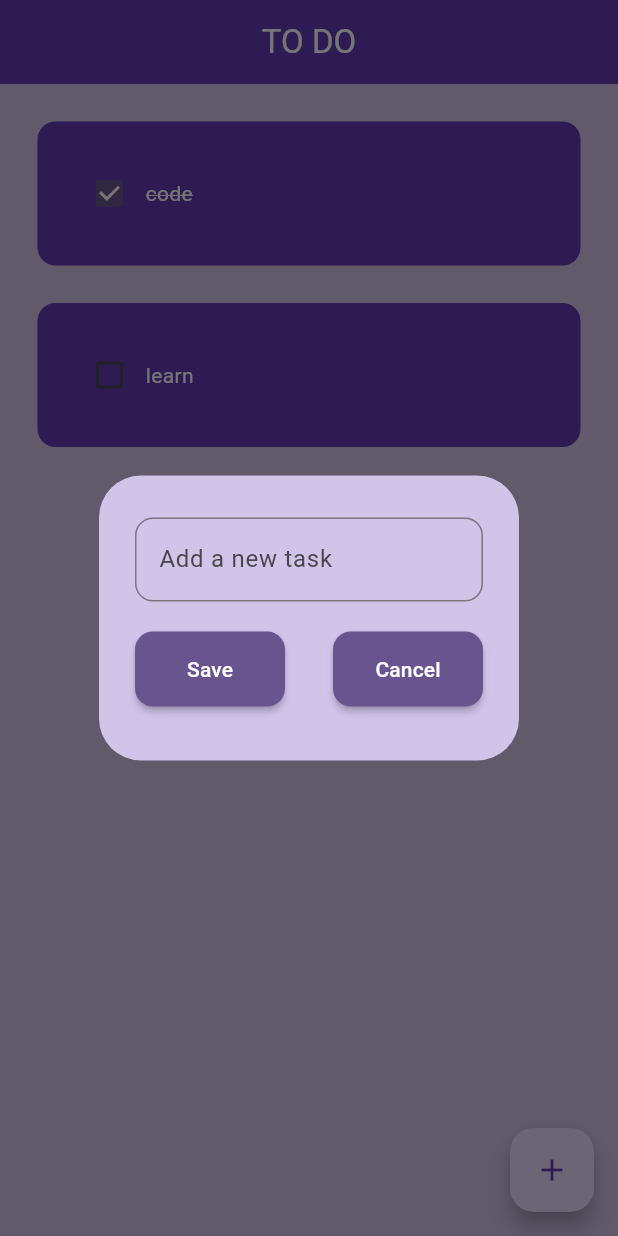
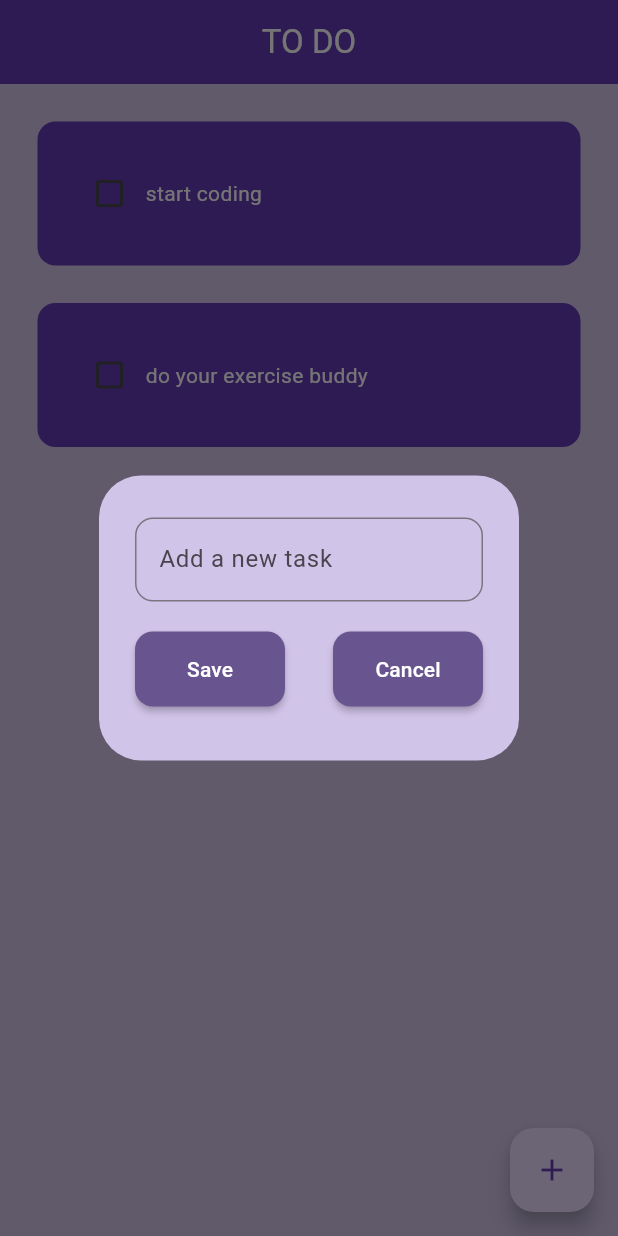
Before and after one commit to arshakebrahim/todoapp, a Flutter app: the screen it shows after launch, after a tap on the "add" icon, on a phone screen of 412 x 824 dp. Run offline on Flutter 3.47's test engine with Material 3 defaults, Android fonts, the phone set to English and light mode, and no system bars; drawn by our look-alikes of flutter_slidable; our stand-ins replace hive, hive_flutter; accounts and stored records are empty.

Commit message:
app successfully completed

```diff
--- /dev/null
+++ b/lib/data/database.dart
@@ -0,0 +1,27 @@
+import 'package:hive_flutter/hive_flutter.dart';
+
+class ToDoDataBase{
+  List toDolist = [];
+
+// reference hive
+final _myBox = Hive.box('mybox');
+
+// default data when the app opens first time ever
+void createInitialData(){
+  toDolist = [
+    ["start coding", false],
+    ["do your exercise buddy", false]
+  ];
+}
+
+//load data from the database
+void loadData(){
+  toDolist = _myBox.get("TODOLIST");
+}
+
+//update database
+void updateDataBase(){
+  _myBox.put("TODOLIST", toDolist);
+}
+
+}
--- a/lib/main.dart
+++ b/lib/main.dart
@@ -1,7 +1,14 @@
 import 'package:flutter/material.dart';
+import 'package:hive_flutter/hive_flutter.dart';
 import 'package:todoapp/pages/homescreen.dart';
 
-void main() {
+void main() async{
+  //initiallize hive
+await Hive.initFlutter();
+//create a box ie. database
+var box = await Hive.openBox('mybox');
+
+
   runApp(const MyApp());
 }
 
--- a/lib/pages/homescreen.dart
+++ b/lib/pages/homescreen.dart
@@ -1,4 +1,6 @@
 import 'package:flutter/material.dart';
+import 'package:hive/hive.dart';
+import 'package:todoapp/data/database.dart';
 import 'package:todoapp/utils/dialog_box.dart';
 
 import '../utils/todo_tile.dart';
@@ -11,26 +13,37 @@ class Homescreen extends StatefulWidget {
 }
 
 class _HomescreenState extends State<Homescreen> {
+  //reference hive
+  final _myBox = Hive.box('mybox');
+  ToDoDataBase db = ToDoDataBase();
+
+  @override
+  void initState() {
+    // TODO: implement initState
+   if(_myBox.get("TODOLIST") == null){
+    db.createInitialData();
+   } else{
+    db.loadData();
+   }
+    super.initState();
+  }
   //text controller
   final _controller = TextEditingController();
-//list of items
-  List toDolist = [
-    ["code", true],
-    ["learn", false]
-  ];
 
   void checkboxchanged(bool? value, int index) {
     setState(() {
-      toDolist[index][1] = !toDolist[index][1];
+      db.toDolist[index][1] = !db.toDolist[index][1];
     });
+    db.updateDataBase();
   }
 // save task
 void saveNewTask(){
 setState(() {
-  toDolist.add([_controller.text,false]);
+  db.toDolist.add([_controller.text,false]);
   _controller.clear();
 });
 Navigator.of(context).pop();
+db.updateDataBase();
 }
 // create new task dialogbox
   void createNewTask() {
@@ -48,8 +61,9 @@ Navigator.of(context).pop();
   //delete task
   void deleteTask(int index){
     setState(() {
-          toDolist.removeAt(index);
+          db.toDolist.removeAt(index);
     });
+    db.updateDataBase();
   }
 
   @override
@@ -57,7 +71,7 @@ Navigator.of(context).pop();
     return Scaffold(
       backgroundColor: Colors.deepPurple[100],
       appBar: AppBar(
-        title: Center(
+        title: const Center(
             child: Text(
           "TO DO",
           style: TextStyle(color: Colors.white),
@@ -65,7 +79,7 @@ Navigator.of(context).pop();
         backgroundColor: Colors.deepPurple,
       ),
       floatingActionButton: FloatingActionButton(
-        child: Icon(
+        child: const Icon(
           Icons.add,
           color: Colors.deepPurple,
         ),
@@ -78,11 +92,11 @@ Navigator.of(context).pop();
         children: [
           ListView.builder(
             shrinkWrap: true,
-            itemCount: toDolist.length,
+            itemCount: db.toDolist.length,
             itemBuilder: (context, index) {
               return ToDoTile(
-                taskName: toDolist[index][0],
-                taskComplted: toDolist[index][1],
+                taskName: db.toDolist[index][0],
+                taskComplted: db.toDolist[index][1],
                 onChanged: (value) => checkboxchanged(value, index),
                 deleteFunction: (context) => deleteTask(index),
               );
--- a/lib/utils/dialog_box.dart
+++ b/lib/utils/dialog_box.dart
@@ -1,6 +1,7 @@
 import 'package:flutter/material.dart';
 import 'package:todoapp/utils/my_button.dart';
 
+// ignore: must_be_immutable
 class DialogBox extends StatelessWidget {
   final controller;
   VoidCallback onSave;
--- a/lib/utils/my_button.dart
+++ b/lib/utils/my_button.dart
@@ -1,5 +1,6 @@
 import 'package:flutter/material.dart';
 
+// ignore: must_be_immutable
 class MyButton extends StatelessWidget {
 
   final String text;
--- a/lib/utils/todo_tile.dart
+++ b/lib/utils/todo_tile.dart
@@ -1,6 +1,7 @@
 import 'package:flutter/material.dart';
 import 'package:flutter_slidable/flutter_slidable.dart';
 
+// ignore: must_be_immutable
 class ToDoTile extends StatelessWidget {
   final String taskName;
   final bool taskComplted;
```
Also changed, not shown: pubspec.yaml (+6 -2 lines), pubspec.lock, 1 other file.
